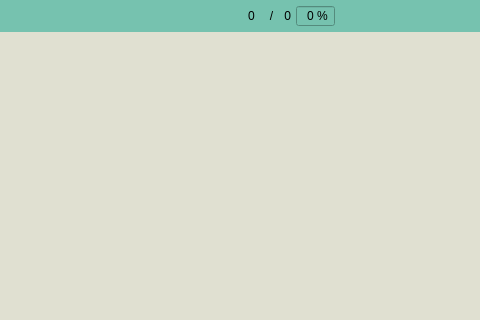
This is ProstoReader.ui in olegozerov/prosto-reader as Qt 5 draws it before an edit; both pictures show x 273 to 753 and y 0 to 320 of the 753 by 880 pixel window. The edited form follows.
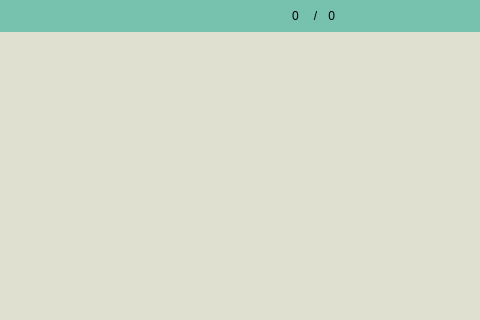
This is the edited form. Icons and pictures are not drawn.

Commit message: Добавлена возможность масштабирования страниц формата PDF #2

The edit to the form file:
```diff
--- a/ProstoReader.ui
+++ b/ProstoReader.ui
@@ -279,55 +279,6 @@
             </property>
            </widget>
           </item>
-          <item>
-           <widget class="QSpinBox" name="spbSizePage">
-            <property name="sizePolicy">
-             <sizepolicy hsizetype="Preferred" vsizetype="Preferred">
-              <horstretch>20</horstretch>
-              <verstretch>0</verstretch>
-             </sizepolicy>
-            </property>
-            <property name="maximumSize">
-             <size>
-              <width>50</width>
-              <height>16777215</height>
-             </size>
-            </property>
-            <property name="focusPolicy">
-             <enum>Qt::ClickFocus</enum>
-            </property>
-            <property name="inputMethodHints">
-             <set>Qt::ImhDigitsOnly</set>
-            </property>
-            <property name="wrapping">
-             <bool>false</bool>
-            </property>
-            <property name="frame">
-             <bool>true</bool>
-            </property>
-            <property name="alignment">
-             <set>Qt::AlignRight|Qt::AlignTrailing|Qt::AlignVCenter</set>
-            </property>
-            <property name="buttonSymbols">
-             <enum>QAbstractSpinBox::NoButtons</enum>
-            </property>
-            <property name="suffix">
-             <string> %</string>
-            </property>
-            <property name="singleStep">
-             <number>1</number>
-            </property>
-            <property name="stepType">
-             <enum>QAbstractSpinBox::DefaultStepType</enum>
-            </property>
-            <property name="value">
-             <number>0</number>
-            </property>
-            <property name="displayIntegerBase">
-             <number>11</number>
-            </property>
-           </widget>
-          </item>
           <item>
            <widget class="QPushButton" name="btnMinimaze">
             <property name="sizePolicy">
```
The commit also changes 3 other files.
